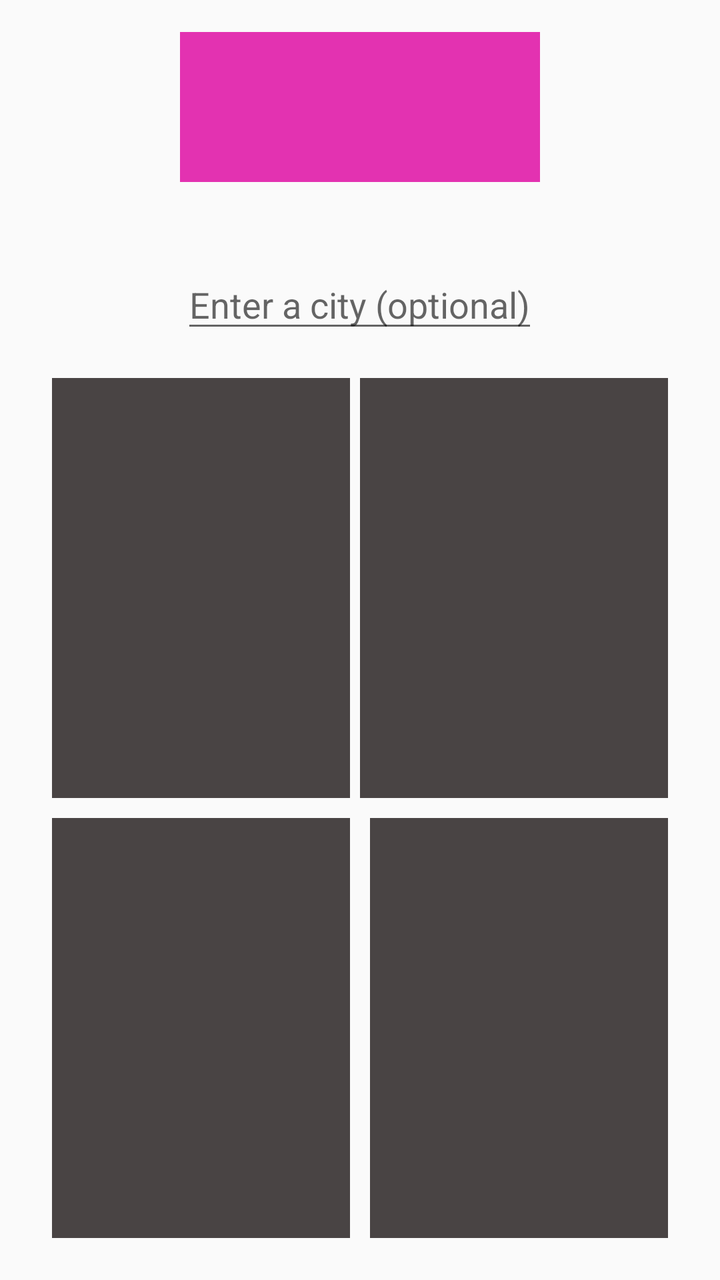
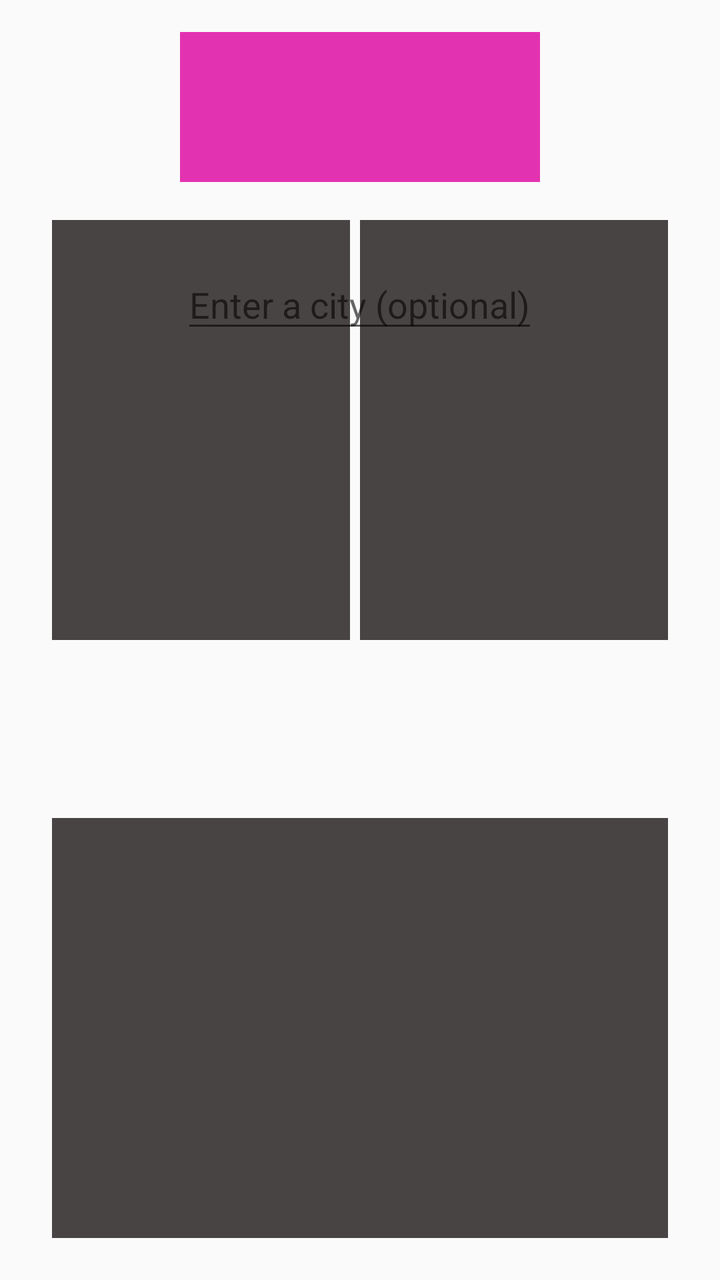

An Android layout rendered at two revisions. The XML below is the earlier revision; the diff shows what the commit changed to produce the second picture.
<!-- AndroidManifest.xml: application theme AppTheme -->
<!-- res/layout/activity_main.xml -->
<?xml version="1.0" encoding="utf-8"?>
<RelativeLayout xmlns:android="http://schemas.android.com/apk/res/android"
    xmlns:tools="http://schemas.android.com/tools"
    android:layout_width="match_parent"
    android:layout_height="match_parent"
    android:paddingBottom="@dimen/activity_vertical_margin"
    android:paddingLeft="@dimen/activity_horizontal_margin"
    android:paddingRight="@dimen/activity_horizontal_margin"
    android:paddingTop="@dimen/activity_vertical_margin"
    tools:context="com.example.rui.location.MainActivity">

    <TextView
        android:layout_width="wrap_content"
        android:layout_height="wrap_content"
        android:text=""
        android:adjustViewBounds="true"
        android:id="@+id/textLocation" />

    <TextView
        android:layout_width="wrap_content"
        android:layout_height="wrap_content"
        android:text=""
        android:adjustViewBounds="true"
        android:id="@+id/connection" />

    <EditText
        android:layout_width="wrap_content"
        android:layout_height="wrap_content"
        android:id="@+id/inputLocation"
        android:layout_marginTop="39dp"
        android:hint="Enter a city (optional)"
        android:layout_below="@+id/logo"
        android:adjustViewBounds="true"
        android:layout_centerHorizontal="true"/>

    <ImageView
        android:layout_width="wrap_content"
        android:layout_height="wrap_content"
        android:id="@+id/logo"
        android:layout_row="0"
        android:layout_column="3"
        android:background="#d2df08a2"
        android:minHeight="75dp"
        android:minWidth="180dp"
        android:adjustViewBounds="true"
        android:layout_alignParentTop="true"
        android:layout_centerHorizontal="true" />

    <LinearLayout
        android:id="@+id/firstLayout"
        android:layout_width="match_parent"
        android:layout_height="fill_parent"
        android:layout_toLeftOf="@+id/secondView"
        android:orientation="vertical"
        android:nestedScrollingEnabled="true"
        android:minHeight="0dp"
        android:minWidth="0dp"
        android:paddingLeft="10dp"
        android:gravity="bottom">

        <ImageButton
            android:layout_width="fill_parent"
            android:layout_height="wrap_content"
            android:id="@+id/mood1"
            android:background="#b9080000"
            android:minWidth="265dp"
            android:minHeight="210dp"
            android:adjustViewBounds="true"
            android:layout_below="@+id/inputLocation"
            android:layout_alignParentStart="true"
            android:text="#happy"
            android:textColor="#fefcfc"
            android:textSize="50px"
            android:layout_marginTop="84dp"
            android:layout_marginRight="5dp"
            android:layout_marginBottom="5dp"
            android:onClick="buttonClicked"/>

        <ImageButton
            android:layout_width="fill_parent"
            android:layout_height="wrap_content"
            android:id="@+id/mood4"
            android:background="#b9080000"
            android:minWidth="265dp"
            android:minHeight="210dp"
            android:layout_alignParentBottom="true"
            android:layout_alignParentStart="true"
            android:textSize="50px"
            android:adjustViewBounds="true"
            android:text="#Healthy"
            android:textColor="#fffdfd"
            android:layout_marginRight="5dp"
            android:layout_marginTop="5dp"
            android:layout_marginBottom="5dp"
            android:onClick="buttonClicked"/>

    </LinearLayout>

    <View
        android:id="@+id/secondView"
        android:layout_width="0dp"
        android:layout_height="match_parent"
        android:layout_centerHorizontal="true" />

    <LinearLayout
        android:id="@+id/thirdLayout"
        android:layout_width="match_parent"
        android:layout_height="fill_parent"
        android:layout_toRightOf="@+id/secondView"
        android:orientation="vertical"
        android:paddingRight="10dp"
        android:gravity="bottom">

        <ImageButton
            android:layout_width="fill_parent"
            android:layout_height="wrap_content"
            android:id="@+id/mood2"
            android:background="#b9080000"
            android:minWidth="265dp"
            android:minHeight="210dp"

            android:adjustViewBounds="true"

            android:textColor="#ffffff"
            android:layout_marginTop="84dp"
            android:layout_marginBottom="5dp"
            android:onClick="buttonClicked"/>

        <ImageButton
            android:layout_width="fill_parent"
            android:layout_height="wrap_content"
            android:id="@+id/mood3"
            android:background="#b9080000"
            android:minWidth="265dp"
            android:minHeight="210dp"
            android:layout_alignTop="@+id/mood4"
            android:layout_alignParentEnd="true"
            android:textSize="50px"
            android:adjustViewBounds="true"
            android:text="#Adventurous"
            android:textColor="#fffefe"
            android:layout_marginLeft="5dp"
            android:layout_marginTop="5dp"
            android:layout_marginBottom="5dp"
            android:onClick="buttonClicked"/>
    </LinearLayout>

</RelativeLayout>
<!-- resources referenced by this layout -->
<resources>
  <dimen name="activity_horizontal_margin">16dp</dimen>
  <dimen name="activity_vertical_margin">16dp</dimen>
  <style name="AppTheme" parent="Theme.AppCompat.Light.DarkActionBar">
          
          <item name="colorPrimary">@color/colorPrimary</item>
          <item name="colorPrimaryDark">@color/colorPrimaryDark</item>
          <item name="colorAccent">@color/colorAccent</item>
      </style>
  <color name="colorPrimary">#3F51B5</color>
  <color name="colorPrimaryDark">#303F9F</color>
  <color name="colorAccent">#FF4081</color>
</resources>

<!-- the commit's change to res/layout/activity_main.xml (unified diff, before → after) -->
@@ -83,14 +83,11 @@
             android:background="#b9080000"
             android:minWidth="265dp"
             android:minHeight="210dp"
-            android:layout_alignParentBottom="true"
-            android:layout_alignParentStart="true"
-            android:textSize="50px"
             android:adjustViewBounds="true"
-            android:text="#Healthy"
-            android:textColor="#fffdfd"
-            android:layout_marginRight="5dp"
-            android:layout_marginTop="5dp"
+
+            android:textColor="#fefcfc"
+
+            android:layout_marginTop="84dp"
             android:layout_marginBottom="5dp"
             android:onClick="buttonClicked"/>
 
@@ -133,14 +130,11 @@
             android:background="#b9080000"
             android:minWidth="265dp"
             android:minHeight="210dp"
-            android:layout_alignTop="@+id/mood4"
-            android:layout_alignParentEnd="true"
-            android:textSize="50px"
+
             android:adjustViewBounds="true"
-            android:text="#Adventurous"
-            android:textColor="#fffefe"
-            android:layout_marginLeft="5dp"
-            android:layout_marginTop="5dp"
+
+            android:textColor="#ffffff"
+            android:layout_marginTop="84dp"
             android:layout_marginBottom="5dp"
             android:onClick="buttonClicked"/>
     </LinearLayout>
